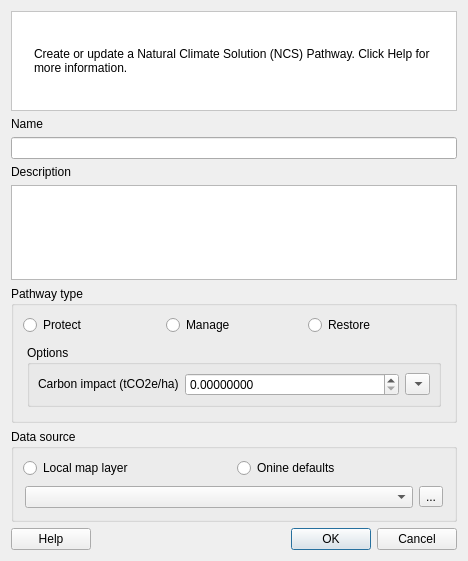
Old version of the form src/cplus_plugin/ui/ncs_pathway_editor_dialog.ui in the repository ConservationInternational/cplus-plugin.
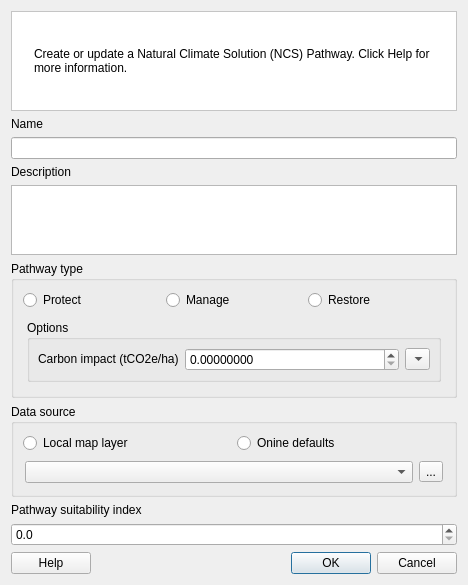
New version of the form. Custom widgets are drawn as their Qt base class.

Commit message: Make the suitability index specific to NCS Pathway

The edit to the form file:
```diff
--- a/src/cplus_plugin/ui/ncs_pathway_editor_dialog.ui
+++ b/src/cplus_plugin/ui/ncs_pathway_editor_dialog.ui
@@ -433,14 +433,34 @@
      </layout>
     </widget>
    </item>
-   <item row="8" column="0">
+   <item row="8" column="0" colspan="3">
+    <widget class="QLabel" name="lbl_suitability_index">
+     <property name="text">
+      <string>Pathway suitability index</string>
+     </property>
+    </widget>
+   </item>
+   <item row="9" column="0" colspan="3">
+    <widget class="QDoubleSpinBox" name="suitability_index_box">
+     <property name="decimals">
+      <number>1</number>
+     </property>
+     <property name="maximum">
+      <double>5.000000000000000</double>
+     </property>
+     <property name="singleStep">
+      <double>1.000000000000000</double>
+     </property>
+    </widget>
+   </item>
+   <item row="10" column="0">
     <widget class="QPushButton" name="btn_help">
      <property name="text">
       <string>Help</string>
      </property>
     </widget>
    </item>
-   <item row="8" column="1">
+   <item row="10" column="1">
     <spacer name="horizontalSpacer">
      <property name="orientation">
       <enum>Qt::Horizontal</enum>
@@ -453,7 +473,7 @@
      </property>
     </spacer>
    </item>
-   <item row="8" column="2">
+   <item row="10" column="2">
     <widget class="QDialogButtonBox" name="buttonBox">
      <property name="orientation">
       <enum>Qt::Horizontal</enum>
```
The commit also changes 2 other files.
